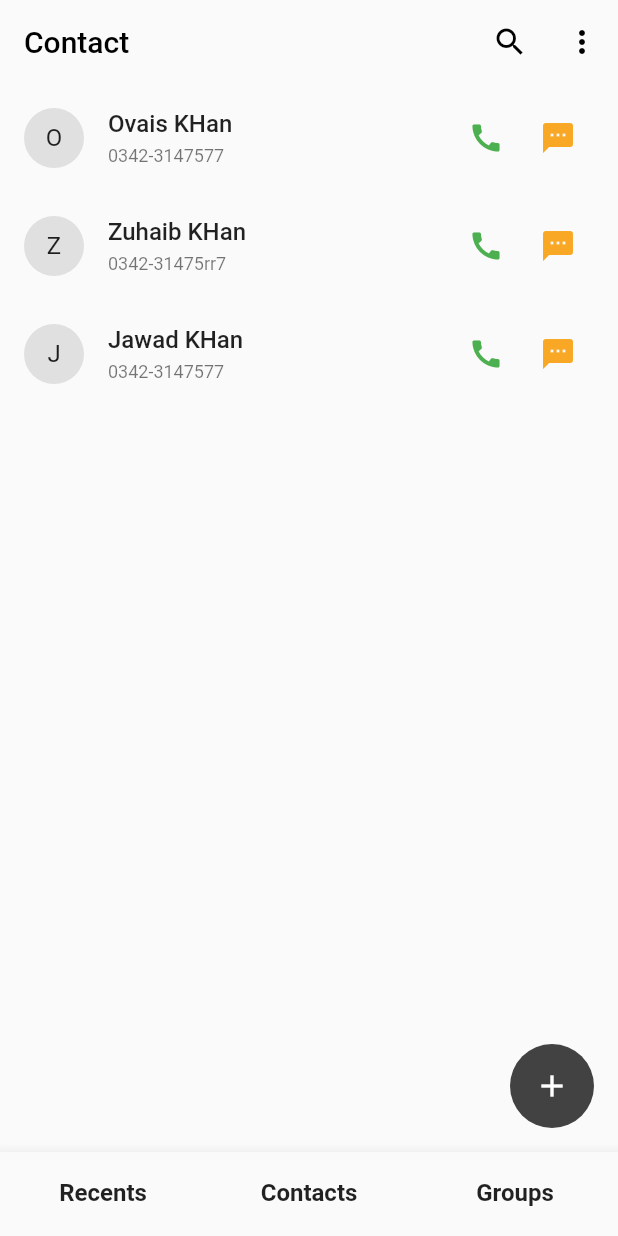
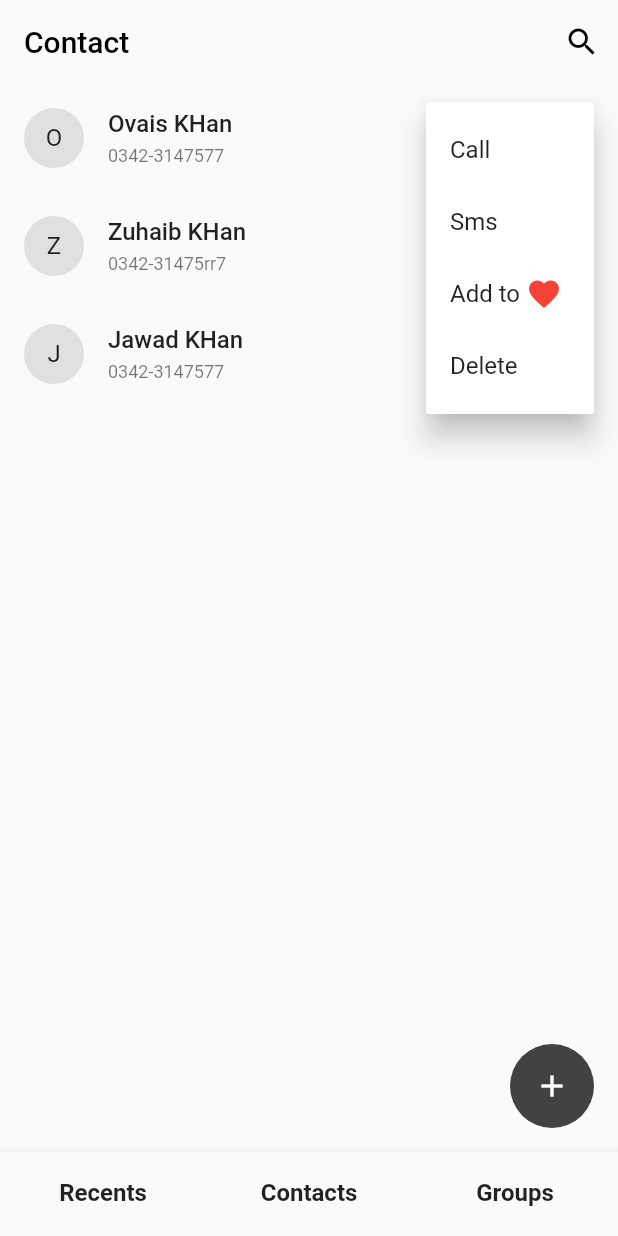
Before and after one commit to imovais/contact_application, a Flutter app: the screen it shows after launch, item 2 of the bottom bar chosen, after a tap on the "more vert" icon, on a phone screen of 412 x 824 dp. Run offline on Flutter 3.47's test engine with Material 2 defaults, Android fonts, the phone set to English and light mode, and no system bars.

Commit message:
semi final

```diff
--- a/lib/_SCREENS/homescreen.dart
+++ b/lib/_SCREENS/homescreen.dart
@@ -43,25 +43,13 @@ class _HomeScreenState extends State<HomeScreen> {
               backgroundColor: Colors.transparent,
               elevation: 0,
               title: Text('Contact'),
-              actions: [
-                Row(
-                  mainAxisSize: MainAxisSize.min,
-                  children: [
-                    IconButton(onPressed: () {}, icon: Icon(Icons.search)),
-                    IconButton(onPressed: () {}, icon: Icon(Icons.more_vert)),
-                  ],
-                )
-              ],
+              actions: [IconButton(onPressed: () {}, icon: Icon(Icons.search))],
             ),
             body: ListView.builder(
               itemCount: Data.contact.length,
               itemBuilder: (context, idx) {
                 return ListTile(
                     onTap: () {
-                      ontabrecenthistory(
-                          idx,
-                          Data.contact[idx]['name'].toString(),
-                          Data.contact[idx]['phone'].toString());
                       Navigator.push(
                           context,
                           MaterialPageRoute(
@@ -90,20 +78,55 @@ class _HomeScreenState extends State<HomeScreen> {
                         style: TextStyle(
                             fontSize: 12, fontWeight: FontWeight.normal),
                         Data.contact[idx]['phone'].toString()),
-                    trailing: Row(
-                      mainAxisSize: MainAxisSize.min,
-                      children: [
-                        IconButton(
-                            onPressed: () => makePhoneCall(
-                                Data.contact[idx]['phone'].toString()),
-                            icon: Icon(color: Colors.green, Icons.call)),
-                        IconButton(
-                            onPressed: () =>
-                                makeSms(Data.contact[idx]['phone'].toString()),
-                            icon:
-                                Icon(color: Colors.yellow.shade800, Icons.sms)),
-                      ],
-                    ));
+                    trailing: PopupMenuButton(
+                        icon: Icon(Icons.more_vert),
+                        onSelected: (value) {
+                          if (value == 1) {
+                            makePhoneCall(
+                                Data.contact[idx]['phone'].toString());
+                            ontabrecenthistory(
+                                idx,
+                                Data.contact[idx]['name'].toString(),
+                                Data.contact[idx]['phone'].toString());
+                          }
+                          if (value == 2) {
+                            makeSms(Data.contact[idx]['phone'].toString());
+                          }
+                          if (value == 3) {
+                            addtofavorite(
+                                idx,
+                                Data.contact[idx]['name'].toString(),
+                                Data.contact[idx]['phone'].toString());
+                          }
+                          if (value == 4) {
+                            setState(() {});
+                            Data.contact.removeAt(idx);
+                          }
+                        },
+                        itemBuilder: (context) => [
+                              PopupMenuItem(
+                                value: 1,
+                                child: Text('Call'),
+                              ),
+                              PopupMenuItem(
+                                value: 2,
+                                child: Text('Sms'),
+                              ),
+                              PopupMenuItem(
+                                value: 3,
+                                child: Row(
+                                  mainAxisSize: MainAxisSize.min,
+                                  children: [
+                                    Text('Add to '),
+                                    Icon(color: Colors.red, Icons.favorite)
+                                  ],
+                                ),
+                              ),
+                              PopupMenuItem(
+                                value: 4,
+                                child: Text('Delete'),
+                              ),
+                            ]));
               },
             ),
 
--- a/lib/_SCREENS/recent_history.dart
+++ b/lib/_SCREENS/recent_history.dart
@@ -1,12 +1,18 @@
-// ignore_for_file: prefer_const_constructors
+// ignore_for_file: prefer_const_constructors, prefer_const_literals_to_create_immutables
 
+import 'package:contact_app/_UTILS/const.dart';
 import 'package:flutter/material.dart';
 
 import '../_UTILS/data.dart';
 
-class RecentHistory extends StatelessWidget {
+class RecentHistory extends StatefulWidget {
   const RecentHistory({super.key});
 
+  @override
+  State<RecentHistory> createState() => _RecentHistoryState();
+}
+
+class _RecentHistoryState extends State<RecentHistory> {
   @override
   Widget build(BuildContext context) {
     return Scaffold(
@@ -14,22 +20,61 @@ class RecentHistory extends StatelessWidget {
         foregroundColor: Colors.black,
         backgroundColor: Colors.transparent,
         elevation: 0,
-        title: Text('All'),
+        title: Column(
+          crossAxisAlignment: CrossAxisAlignment.start,
+          children: [
+            Text('Recent History'),
+            Text(
+              'All',
+              style: TextStyle(color: Colors.grey.shade400),
+            ),
+          ],
+        ),
         actions: [
           Row(
             mainAxisSize: MainAxisSize.min,
             children: [
               IconButton(onPressed: () {}, icon: Icon(Icons.search)),
-              IconButton(onPressed: () {}, icon: Icon(Icons.more_vert)),
+              PopupMenuButton(
+                  icon: Icon(Icons.more_vert),
+                  onSelected: (value) {
+                    if (value == 1) {
+                      setState(() {});
+                      Data.recenthistory.clear();
+                    }
+                  },
+                  itemBuilder: (context) => [
+                        PopupMenuItem(
+                          value: 1,
+                          child: Text('Clear All'),
+                        ),
+                      ])
             ],
           )
         ],
       ),
-      body: ListView.builder(
-        //reverse: true
+      body: Data.recenthistory.isEmpty
+          ? SizedBox(
+              width: double.infinity,
+              height: double.infinity,
+              child: Column(
+                mainAxisAlignment: MainAxisAlignment.center,
+                children: [
+                  Image.asset('assets/images/box.png'),
+                  Text(
+                      style:
+                          TextStyle(fontSize: 18, color: Colors.grey.shade600),
+                      'You have no History')
+                ],
+              ))
+          : ListView.builder(
+              shrinkWrap: true,
+              reverse: true,
               itemCount: Data.recenthistory.length,
               itemBuilder: (context, i) {
                 return ListTile(
+                    onTap: () => makePhoneCall(
+                        Data.recenthistory[i]['phone'].toString()),
                     leading: Container(
                       width: 40,
                       height: 40,
@@ -44,12 +89,15 @@ class RecentHistory extends StatelessWidget {
                       ),
                     ),
                     title: Text(
-                  style: TextStyle(fontSize: 16, fontWeight: FontWeight.w500),
+                        style: TextStyle(
+                            fontSize: 16, fontWeight: FontWeight.w500),
                         Data.recenthistory[i]['name'].toString()),
                     subtitle: Text(
-                  style: TextStyle(fontSize: 12, fontWeight: FontWeight.normal),
+                        style: TextStyle(
+                            fontSize: 12, fontWeight: FontWeight.normal),
                         Data.recenthistory[i]['phone'].toString()),
-              trailing: Icon(color: Colors.green.shade700, Icons.call_made));
+                    trailing:
+                        Icon(color: Colors.green.shade700, Icons.call_made));
               },
             ),
     );
--- a/lib/_UTILS/add.dart
+++ b/lib/_UTILS/add.dart
@@ -2,8 +2,9 @@
 import 'package:contact_app/_UTILS/data.dart';
 
 void ontabrecenthistory(int index, String name, String phone) {
-  Data.recenthistory.add({
-    'name': name,
-    'phone': phone
-  });
+  Data.recenthistory.add({'name': name, 'phone': phone});
 }
+
+void addtofavorite(int index, String name, String phone) {
+  Data.favourites.add({'name': name, 'phone': phone});
+}
--- a/lib/_UTILS/const.dart
+++ b/lib/_UTILS/const.dart
@@ -18,7 +18,7 @@ Future<void> makePhoneCall(String phoneNumber) async {
 //URL LAUNCHER Future<void> makePhoneCall(String phoneNumber) async {
 Future<void> makeSms(String phoneNumber) async {
   final Uri launchUri = Uri(
-    scheme: 'tel',
+    scheme: 'sms',
     path: phoneNumber,
   );
   await launchUrl(launchUri);
--- a/lib/_UTILS/data.dart
+++ b/lib/_UTILS/data.dart
@@ -11,10 +11,7 @@ class Data {
     {'name': 'Jawad KHan', 'phone': '0342-3147577'},
   ];
 
-
   static List favourites = [
     {'name': 'Ovais KHan', 'phone': '0342-3147577'},
-    {'name': 'Zuhaib KHan', 'phone': '0342-31475rr7'},
-    {'name': 'Jawad KHan', 'phone': '0342-3147577'},
   ];
 }
```
Also changed, not shown: lib/_SCREENS/groupscreen.dart (+25 -4 lines), lib/_WIDGETS/popupmenubutton.dart (added, +37 -0 lines), assets/images/box.png (added). Lines whose indentation alone changed are shown as unchanged.
